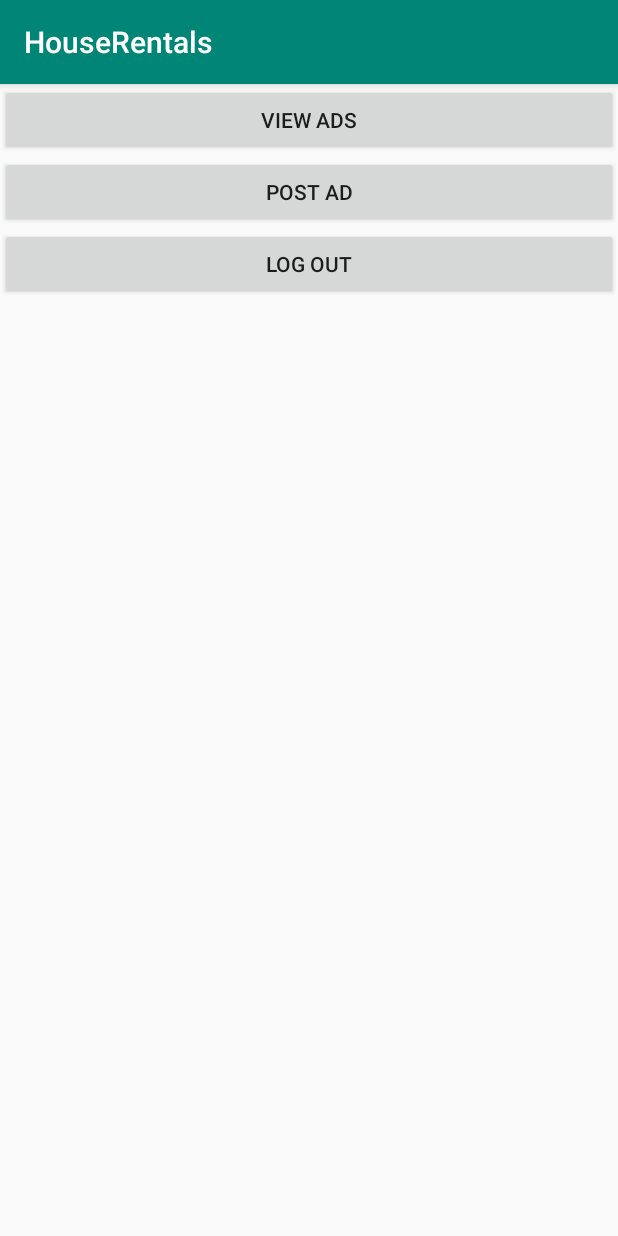
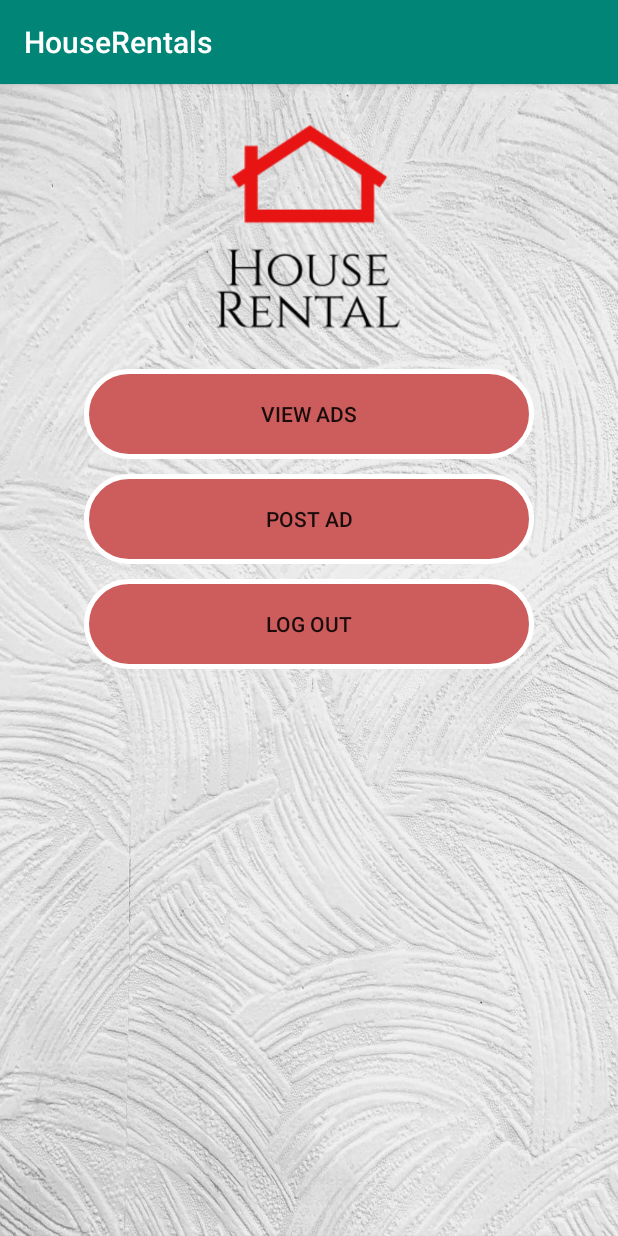
Before and after one commit to subodh270/comp313-002-Team-2-HouseRental, an Android app: the UserWelcomeActivity screen opened directly, with no data from a screen before it, on a phone screen of 412 x 824 dp. Run offline under Robolectric (Android 15) with nearby library versions, the phone set to English and light mode, and no system bars; our stand-ins replace Firebase (no records; nobody signed in at launch, a user with empty details on screens opened directly).

Commit message:
User Welcome Screen Update

```diff
--- a/app/src/main/res/layout/activity_user_welcome.xml
+++ b/app/src/main/res/layout/activity_user_welcome.xml
@@ -5,23 +5,56 @@
     android:layout_width="match_parent"
     android:layout_height="match_parent"
     android:orientation="vertical"
+    android:background="@drawable/backimg"
     tools:context=".UserWelcomeActivity">
+
+    <LinearLayout
+        android:id="@+id/root"
+        android:layout_width="match_parent"
+        android:layout_height="match_parent"
+        android:layout_margin="10dp"
+        android:layout_gravity="center"
+        android:orientation="vertical">
+
+        <ImageView
+            android:layout_width="150dp"
+            android:layout_height="150dp"
+            android:layout_marginTop="10dp"
+            android:src="@drawable/house_rental1"
+            android:layout_gravity="center"
+            />
 
         <Button
             android:id="@+id/button10"
-        android:layout_width="match_parent"
-        android:layout_height="wrap_content"
-        android:text="View Ads" />
+            android:layout_width="300dp"
+            android:layout_height="60dp"
+            android:layout_gravity="center"
+            android:background="@drawable/button"
+            android:layout_marginTop="20dp"
+            android:drawablePadding="15dp"
+            android:text="View Ads"
+            />
 
         <Button
             android:id="@+id/button9"
-        android:layout_width="match_parent"
-        android:layout_height="wrap_content"
+            android:layout_width="300dp"
+            android:layout_height="60dp"
+            android:layout_gravity="center"
+            android:background="@drawable/button"
+            android:layout_marginTop="10dp"
+            android:drawablePadding="15dp"
             android:text="Post ad" />
 
         <Button
             android:id="@+id/button11"
-        android:layout_width="match_parent"
-        android:layout_height="wrap_content"
+            android:layout_width="300dp"
+            android:layout_height="60dp"
+            android:layout_gravity="center"
+            android:background="@drawable/button"
+            android:layout_marginTop="10dp"
+            android:drawablePadding="15dp"
             android:text="Log Out" />
+
     </LinearLayout>
+
+</LinearLayout>
```
Lines whose indentation alone changed are shown as unchanged.
